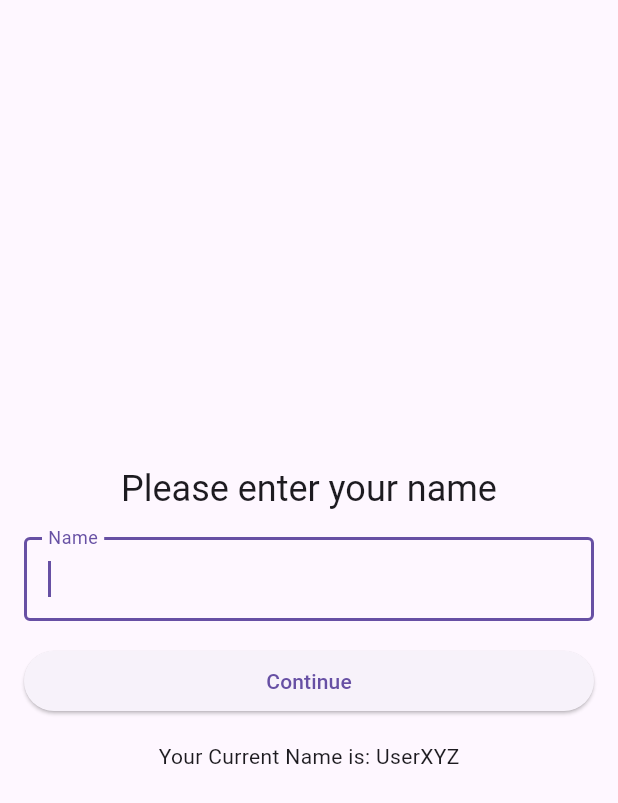
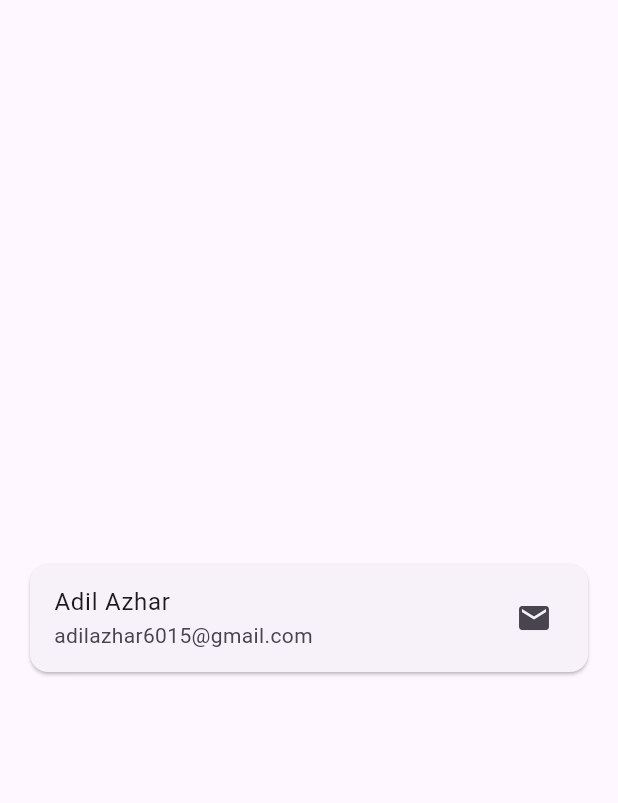
Before and after one commit to adil-tecspine/task_5_firebase_auth_firestore, a Flutter app: the screen it shows after launch, on a phone screen of 412 x 824 dp. Shown: the top 803 px of the screen. Run offline on Flutter 3.47's test engine with Material 3 defaults, Android fonts, the phone set to English and light mode, and no system bars; our stand-ins replace firebase_core; accounts and stored records are empty.

Commit message:
Add HomeScreen implementation with profile update functionality.

```diff
--- /dev/null
+++ b/lib/home_screen.dart
@@ -0,0 +1,31 @@
+import 'package:flutter/material.dart';
+import 'package:task_5_firebase_auth_firestore/update_profile_widget.dart';
+import 'package:task_5_firebase_auth_firestore/utils/dimen.dart';
+
+class HomeScreen extends StatelessWidget {
+  const HomeScreen({super.key});
+
+  @override
+  Widget build(BuildContext context) {
+    return Scaffold(
+      body: Padding(
+        padding: EdgeInsetsGeometry.all(Dimen.s16),
+        child: Center(
+          child: Card(
+            child: ListTile(
+              title: Text('Adil Azhar'),
+              subtitle: Text('adilazhar6015@gmail.com'),
+              trailing: Icon(Icons.email),
+
+              // tapping on the listitle opens up a dilaog with the name field to update the name of the person
+              onTap: () => showDialog(
+                context: context,
+                builder: (context) => UpdateProfileWidget('Adil Azhar'),
+              ),
+            ),
+          ),
+        ),
+      ),
+    );
+  }
+}
--- a/lib/my_app.dart
+++ b/lib/my_app.dart
@@ -1,5 +1,5 @@
 import 'package:flutter/material.dart';
-import 'package:task_5_firebase_auth_firestore/registration_screen.dart';
+import 'package:task_5_firebase_auth_firestore/home_screen.dart';
 
 class MyApp extends StatelessWidget {
   const MyApp({super.key});
@@ -10,7 +10,7 @@ class MyApp extends StatelessWidget {
       title: 'Firebase Auth & Firestore',
       debugShowCheckedModeBanner: false,
       theme: ThemeData(primarySwatch: Colors.orange),
-      home: RegistrationScreen(),
+      home: HomeScreen(),
     );
   }
 }
```
Also changed, not shown: lib/update_profile_widget.dart (added, +72 -0 lines).
